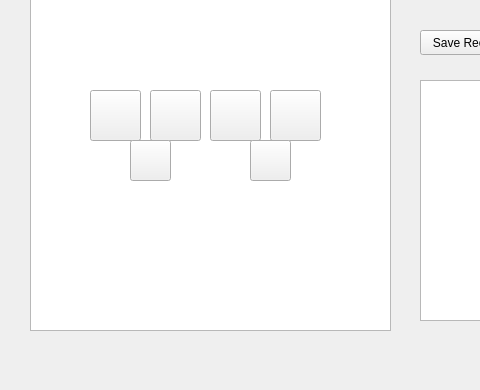
Before: the Qt Designer form main/project/mainwindow.ui in Tritiusss/comp3004_teamProject, drawn with Qt 5; both pictures show x 0 to 480 and y 210 to 600 of the 1026 by 600 pixel window.
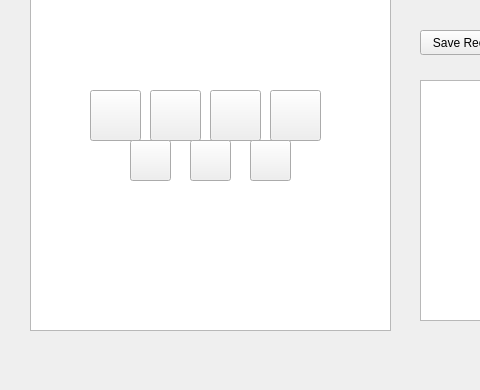
After: the same form once the commit is applied. Icons and pictures are not drawn.

What changed in the file:
```diff
--- a/main/project/mainwindow.ui
+++ b/main/project/mainwindow.ui
@@ -672,6 +672,22 @@
       <string/>
      </property>
     </widget>
+    <widget class="QPushButton" name="recordButton">
+     <property name="geometry">
+      <rect>
+       <x>170</x>
+       <y>360</y>
+       <width>41</width>
+       <height>41</height>
+      </rect>
+     </property>
+     <property name="styleSheet">
+      <string notr="true">border-image: url(:/res/recordButton.svg);</string>
+     </property>
+     <property name="text">
+      <string/>
+     </property>
+    </widget>
     <zorder>powerOffScreen</zorder>
     <zorder>displayScreen</zorder>
     <zorder>current_9</zorder>
@@ -702,6 +718,7 @@
     <zorder>lowBatteryWarning_2P</zorder>
     <zorder>lowBatteryWarning_5P</zorder>
     <zorder>batteryBar</zorder>
+    <zorder>recordButton</zorder>
    </widget>
    <widget class="QCheckBox" name="checkBox">
     <property name="geometry">
```
